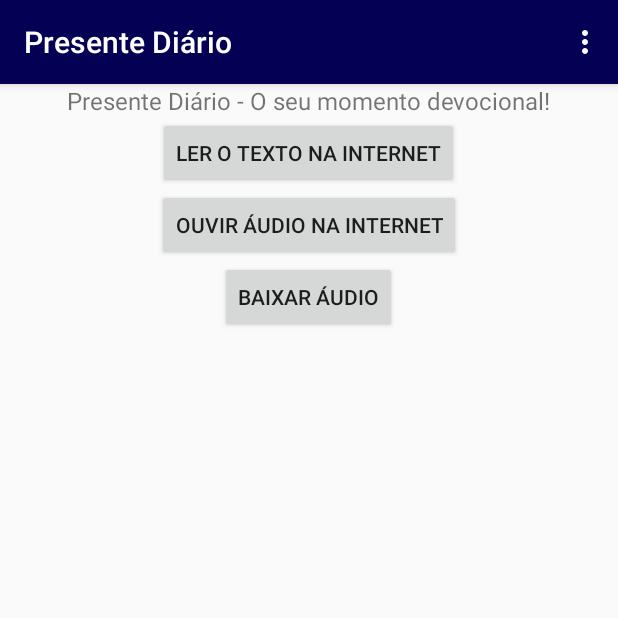
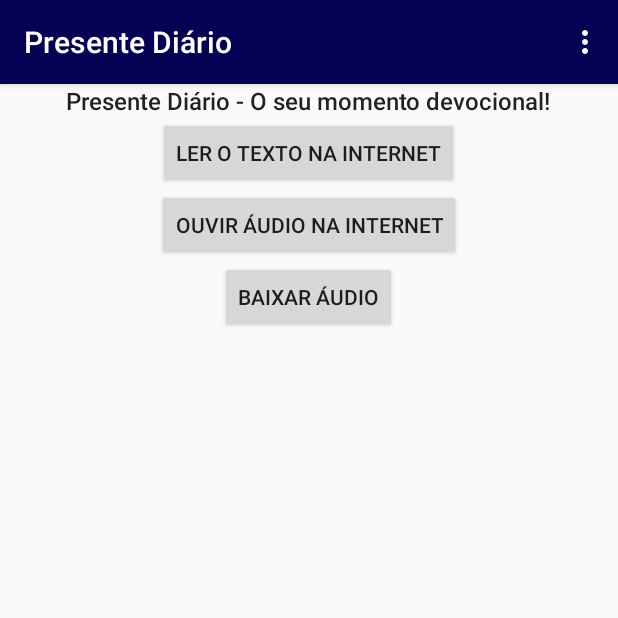
Before and after one commit to lucascomputacao/presenteDiario, an Android app: the screen it shows after launch (MainActivity), on a phone screen of 412 x 824 dp, the top half of it. Run offline under Robolectric (Android 15) with nearby library versions, the phone set to English and light mode, and no system bars.

Commit message:
update de código

```diff
--- a/app/src/main/java/com/lucasborgesdev/presentediario/MainActivity.java
+++ b/app/src/main/java/com/lucasborgesdev/presentediario/MainActivity.java
@@ -14,6 +14,8 @@
 import android.view.View;
 import android.webkit.MimeTypeMap;
 import android.webkit.URLUtil;
+import android.webkit.WebView;
+import android.webkit.WebViewClient;
 import android.widget.Button;
 
 import java.text.SimpleDateFormat;
--- a/app/src/main/res/layout/activity_main.xml
+++ b/app/src/main/res/layout/activity_main.xml
@@ -2,18 +2,18 @@
     xmlns:tools="http://schemas.android.com/tools"
     android:layout_width="fill_parent"
     android:layout_height="wrap_content"
-    tools:context=".MainActivity"
+    android:gravity="center"
     android:orientation="vertical"
-    android:gravity="center">
+    tools:context=".MainActivity">
 
 
     <TextView
         android:id="@+id/titulo"
+        style="@style/Base.TextAppearance.AppCompat.Title"
         android:layout_width="wrap_content"
         android:layout_height="wrap_content"
-            android:layout_gravity="center_horizontal"
         android:text="@string/titulo"
-            android:textSize="@dimen/abc_action_bar_content_inset_material"/>
+        android:textSize="@dimen/abc_action_bar_content_inset_material" />
 
     <Button
         android:id="@+id/texto"
@@ -21,6 +21,7 @@
         android:layout_height="wrap_content"
         android:layout_gravity="center_horizontal"
         android:text="Ler o texto na internet" />
+
 
     <Button
         android:id="@+id/audio"
@@ -31,12 +32,12 @@
         android:text="Ouvir Áudio na internet" />
 
     <Button
+        android:id="@+id/download_audio"
         android:layout_width="wrap_content"
         android:layout_height="wrap_content"
-            android:id="@+id/download_audio"
-            android:text="Baixar Áudio"
         android:layout_below="@+id/audio"
-            android:layout_gravity="center"/>
+        android:layout_gravity="center"
+        android:text="Baixar Áudio" />
 
 
 </LinearLayout>
```
Lines whose indentation alone changed are shown as unchanged.
